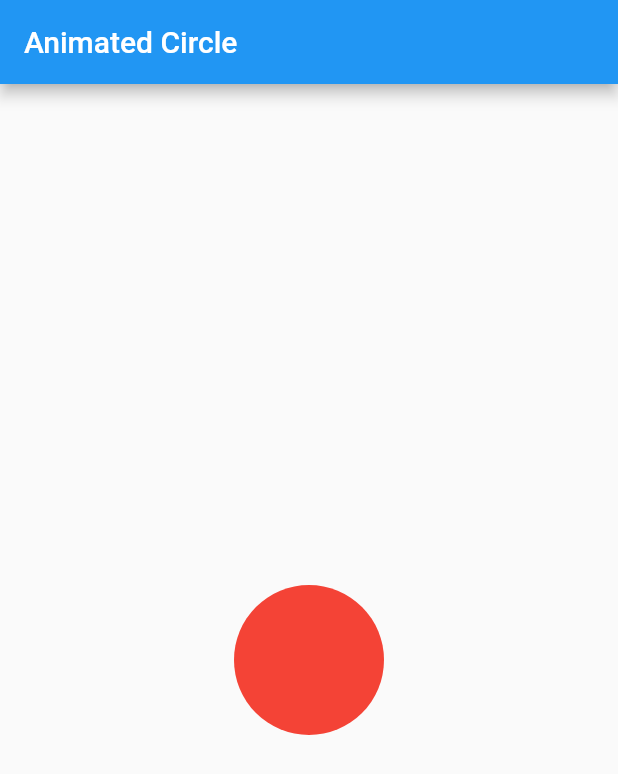
After one commit to EhsanTgv/AnimationFlutterTest, a Flutter app: the screen it shows after launch, on a phone screen of 412 x 824 dp. The commit adds this screen. Shown: the top 774 px of the screen. Run offline on Flutter 3.47's test engine with Material 2 defaults, Android fonts, the light colour scheme and no system bars.

Commit message:
Implement Animated Circle Screen

```diff
--- /dev/null
+++ b/lib/animated_circle_page.dart
@@ -0,0 +1,29 @@
+import 'package:flutter/material.dart';
+
+class AnimatedCirclePage extends StatefulWidget {
+  @override
+  _AnimatedCirclePageState createState() => _AnimatedCirclePageState();
+}
+
+class _AnimatedCirclePageState extends State<AnimatedCirclePage> {
+  @override
+  Widget build(BuildContext context) {
+    return Scaffold(
+      appBar: AppBar(
+        title: Text("Animated Circle"),
+      ),
+      body: Center(
+        child: Container(
+          width: 100,
+          height: 100,
+          decoration: BoxDecoration(
+            borderRadius: BorderRadius.all(
+              Radius.circular(50),
+            ),
+            color: Colors.red,
+          ),
+        ),
+      ),
+    );
+  }
+}
```
Also changed, not shown: lib/main.dart (+3 -15 lines).
